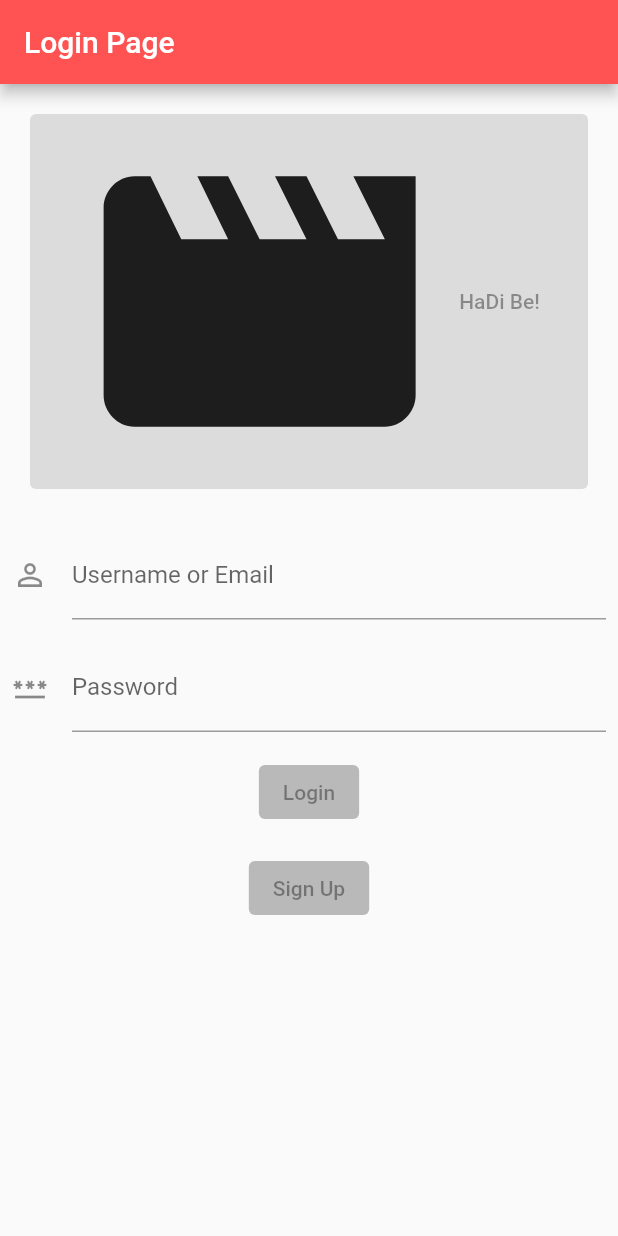
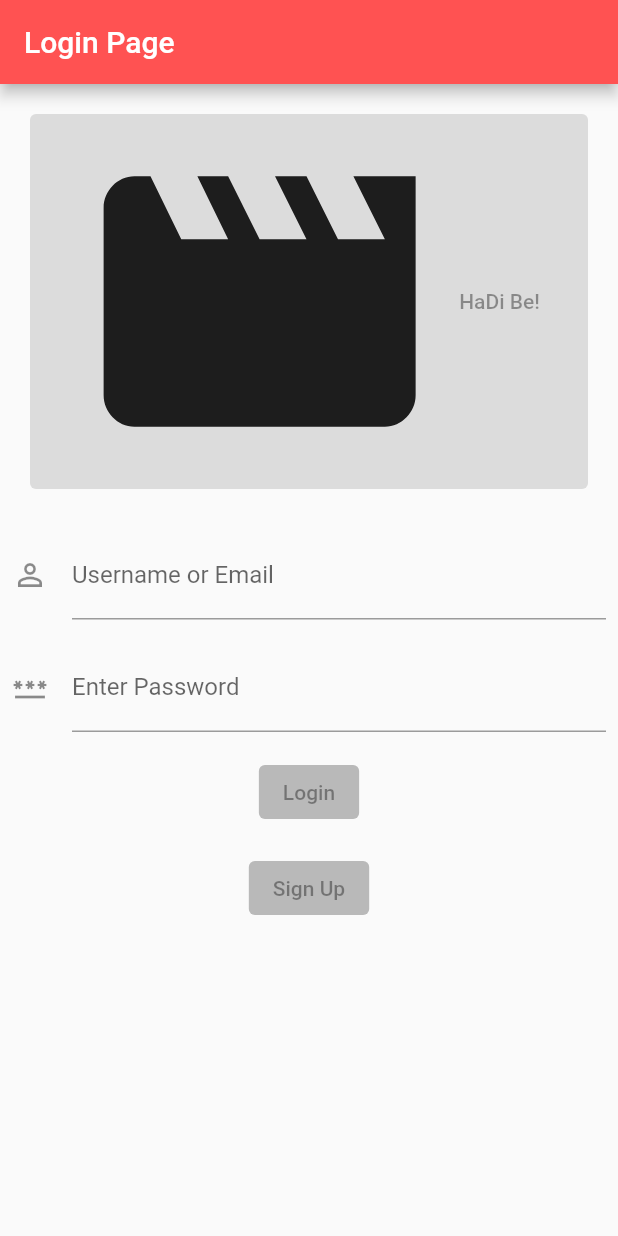
Before and after one commit to HalisCin/HaDi-Be, a Flutter app: the screen it shows after launch, on a phone screen of 412 x 824 dp. Run offline on Flutter 3.47's test engine with Material 2 defaults, Android fonts, the phone set to English and light mode, and no system bars.

```diff
--- a/lib/login_screen.dart
+++ b/lib/login_screen.dart
@@ -52,7 +52,7 @@ class _LoginScreenState extends State<LoginScreen> {
                 obscureText: true,
                 keyboardType: TextInputType.text,
                 decoration: const InputDecoration(
-                  labelText: 'Password',
+                  labelText: 'Enter Password',
                   hintText: '',
                   icon: Icon(Icons.password_outlined),
                 ),
```
